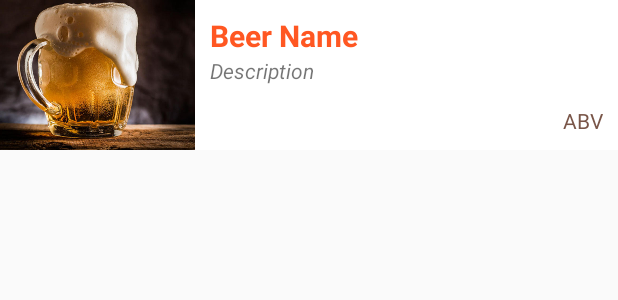
After one commit to crneff84/BeerGuide, an Android app: the layout beer_list_item.xml on its own in the app's theme, with its tools: preview values and no code run, on a phone screen of 412 x 824 dp. The commit adds this screen. Shown: the top 300 px of the screen. Run offline under Robolectric (Android 15) with nearby library versions, the phone set to English and light mode, and no system bars.

```diff
--- a/app/build.gradle
+++ b/app/build.gradle
@@ -29,4 +29,5 @@ dependencies {
     compile 'com.android.support:appcompat-v7:24.2.1'
     compile 'com.jakewharton:butterknife:7.0.1'
     compile 'com.squareup.okhttp3:okhttp:3.2.0'
+    compile 'com.android.support:recyclerview-v7:+'
 }
--- /dev/null
+++ b/app/src/main/res/layout/beer_list_item.xml
@@ -0,0 +1,53 @@
+<LinearLayout xmlns:android="http://schemas.android.com/apk/res/android"
+    android:orientation="horizontal"
+    android:layout_width="match_parent"
+    android:layout_height="wrap_content">
+
+    <ImageView
+        android:layout_width="130dp"
+        android:layout_height="100dp"
+        android:id="@+id/beerImageView"
+        android:src="@drawable/beerplaceholder"
+        android:scaleType="centerCrop"/>
+
+    <LinearLayout
+        android:orientation="vertical"
+        android:layout_width="match_parent"
+        android:background="#ffffff"
+        android:layout_height="match_parent"
+        android:padding="10dp">
+
+        <TextView
+            android:layout_width="wrap_content"
+            android:layout_height="wrap_content"
+            android:id="@+id/beerNameTextView"
+            android:textSize="20dp"
+            android:textStyle="bold"
+            android:text="Beer Name"
+            android:textColor="@color/primary"/>
+
+        <TextView
+            android:layout_width="wrap_content"
+            android:layout_height="wrap_content"
+            android:text="Description"
+            android:id="@+id/beerDescriptionTextView"
+            android:layout_below="@+id/beerNameTextView"
+            android:layout_alignParentLeft="true"
+            android:layout_alignParentStart="true"
+            android:textStyle="italic"/>
+
+        <RelativeLayout
+            android:layout_width="match_parent"
+            android:layout_height="match_parent">
+
+            <TextView
+                android:layout_width="wrap_content"
+                android:layout_height="wrap_content"
+                android:text="ABV"
+                android:id="@+id/beerAbvTextView"
+                android:layout_alignParentBottom="true"
+                android:layout_alignParentRight="true"
+                android:textColor="@color/accent"/>
+        </RelativeLayout>
+    </LinearLayout>
+</LinearLayout>
```
Also changed, not shown: app/src/main/java/com/epicodus/beerguide/BeerActivity.java (+38 -5 lines), app/src/main/java/com/epicodus/beerguide/adapters/BeerListAdapter.java (added, +69 -0 lines), app/src/main/res/layout/activity_beer.xml (+3 -7 lines), app/src/main/res/layout/brewery_list_item.xml (added, +53 -0 lines).
